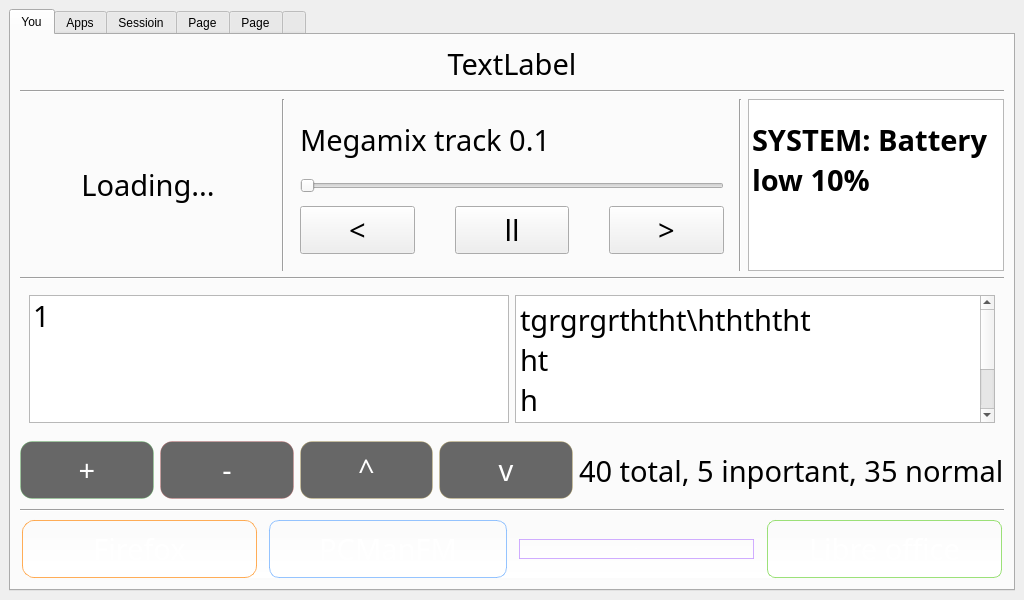
Old version of the form mainwindow.ui in the repository GuraDevelopment/GuraDE.
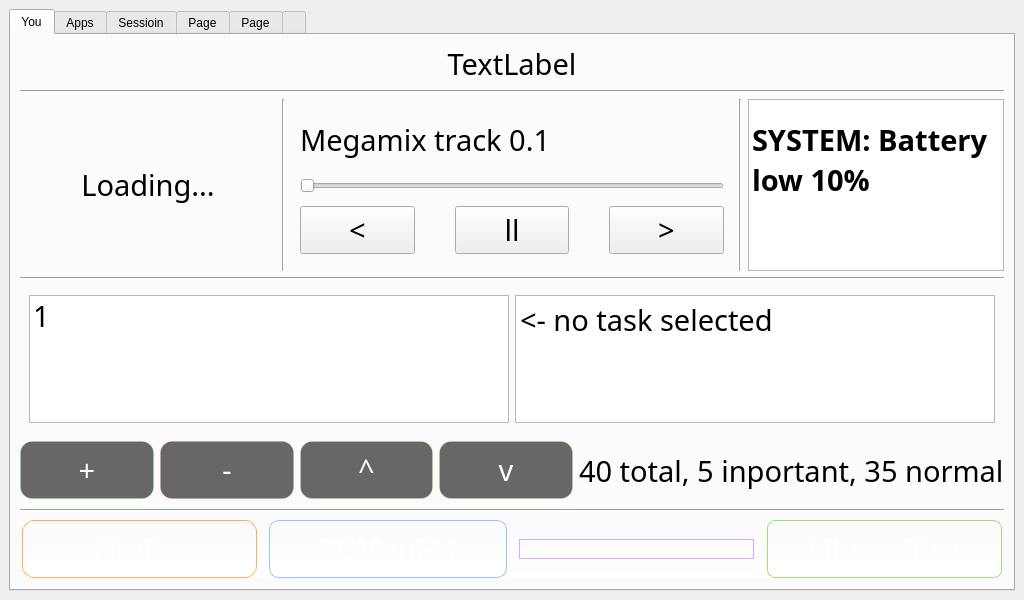
New version of the form. The open tabs and pages were chosen to show the change. Icons and pictures are not drawn.

Patch:
```diff
--- a/mainwindow.ui
+++ b/mainwindow.ui
@@ -287,11 +287,7 @@
 li.unchecked::marker { content: &quot;\2610&quot;; }
 li.checked::marker { content: &quot;\2612&quot;; }
 &lt;/style&gt;&lt;/head&gt;&lt;body style=&quot; font-family:'Sans Serif'; font-size:22pt; font-weight:400; font-style:normal;&quot;&gt;
-&lt;p style=&quot; margin-top:0px; margin-bottom:0px; margin-left:0px; margin-right:0px; -qt-block-indent:0; text-indent:0px;&quot;&gt;tgrgrgrththt\hthththt&lt;/p&gt;
-&lt;p style=&quot; margin-top:0px; margin-bottom:0px; margin-left:0px; margin-right:0px; -qt-block-indent:0; text-indent:0px;&quot;&gt;ht&lt;/p&gt;
-&lt;p style=&quot; margin-top:0px; margin-bottom:0px; margin-left:0px; margin-right:0px; -qt-block-indent:0; text-indent:0px;&quot;&gt;h&lt;/p&gt;
-&lt;p style=&quot; margin-top:0px; margin-bottom:0px; margin-left:0px; margin-right:0px; -qt-block-indent:0; text-indent:0px;&quot;&gt;th&lt;/p&gt;
-&lt;p style=&quot; margin-top:0px; margin-bottom:0px; margin-left:0px; margin-right:0px; -qt-block-indent:0; text-indent:0px;&quot;&gt;thth&lt;/p&gt;&lt;/body&gt;&lt;/html&gt;</string>
+&lt;p style=&quot; margin-top:0px; margin-bottom:0px; margin-left:0px; margin-right:0px; -qt-block-indent:0; text-indent:0px;&quot;&gt;&amp;lt;- no task selected&lt;/p&gt;&lt;/body&gt;&lt;/html&gt;</string>
              </property>
             </widget>
            </item>
```
Left out of the diff: 2 changed lines with no effect on the pictures.
